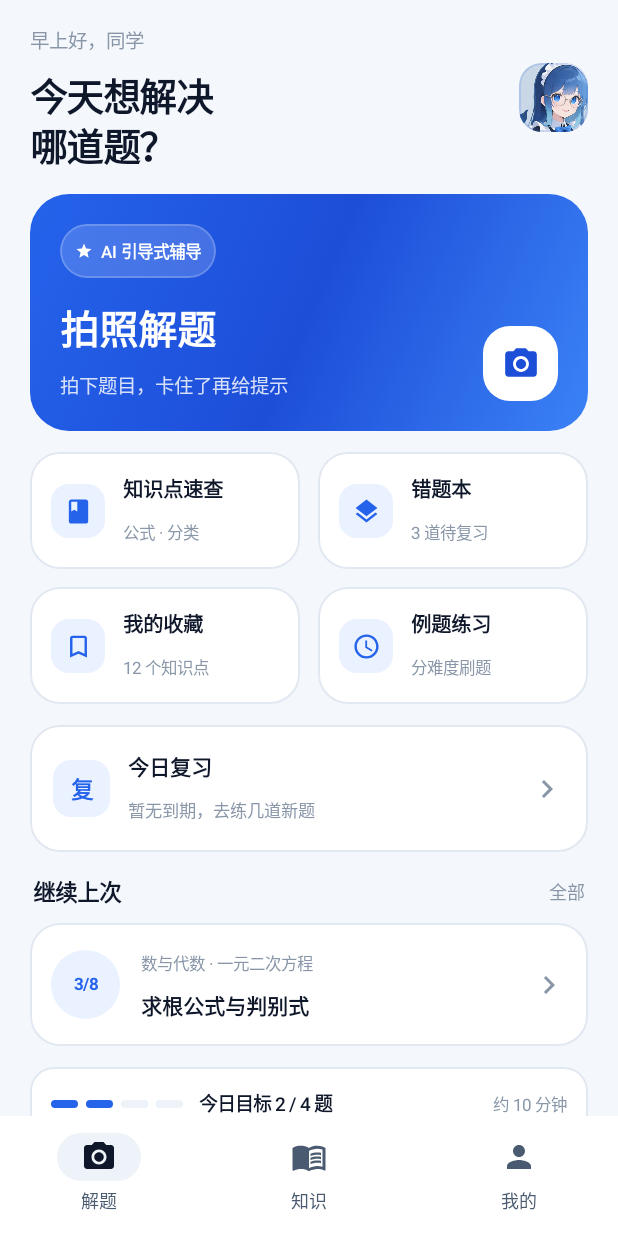
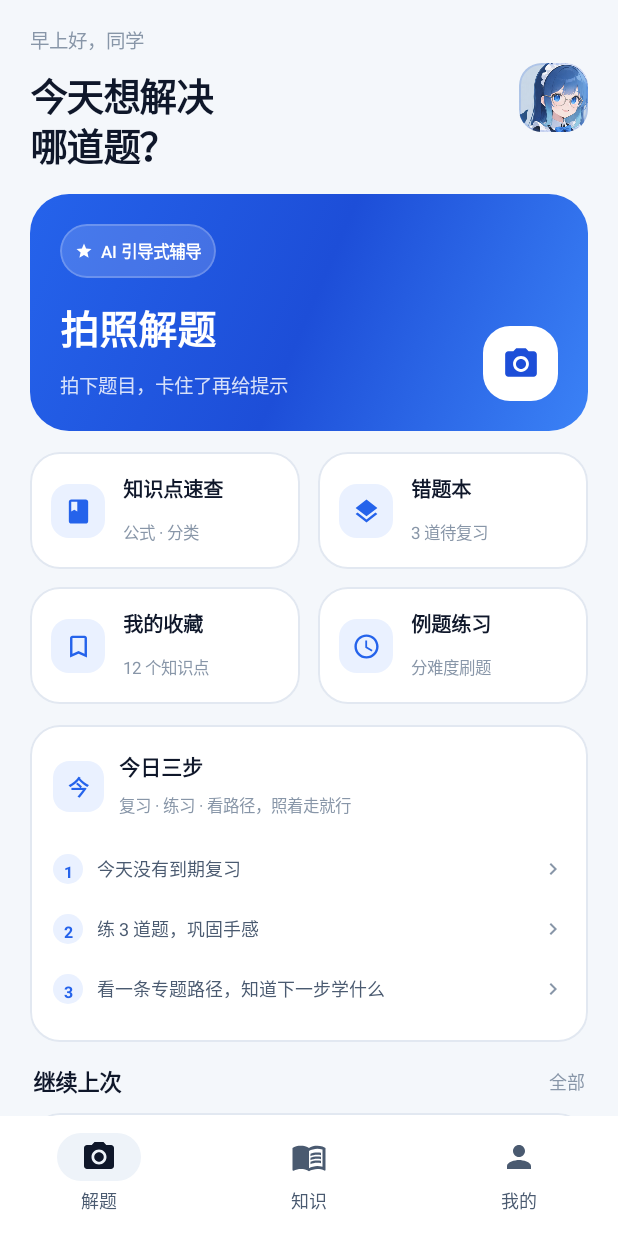
Before and after one commit to gankutsuoulz/math-knowledge-ai-agent-app, an Android app built with Jetpack Compose: the screen it shows after launch (MainActivity), on a phone screen of 412 x 824 dp. Run offline under Robolectric (Android 15) with nearby library versions, the phone set to English and light mode, and no system bars; our stand-ins replace Room's generated code.

Commit message:
release: v1.4.0 知识库重构（图谱/串联/掌握度/复习/路径/今日三步）

```diff
--- a/math-workspace/app/src/main/java/com/mathkatex/verify/MainActivity.kt
+++ b/math-workspace/app/src/main/java/com/mathkatex/verify/MainActivity.kt
@@ -51,6 +51,7 @@ import com.mathkatex.verify.screens.MineScreen
 import com.mathkatex.verify.screens.PhotoSolveScreen
 import com.mathkatex.verify.screens.RegionSelectScreen
 import com.mathkatex.verify.screens.PathsScreen
+import com.mathkatex.verify.screens.ReportScreen
 import com.mathkatex.verify.screens.ReviewScreen
 import com.mathkatex.verify.screens.PracticeScreen
 import com.mathkatex.verify.screens.SearchScreen
@@ -102,6 +103,7 @@ sealed class Screen(val route: String, val title: String) {
     object FormulaConvert : Screen("formula_convert", "拍照转公式")
     object Mine : Screen("mine", "我的")
     object Review : Screen("review", "今日复习")
+    object Report : Screen("report", "学习报告")
     object Paths : Screen("paths", "专题路径")
     object Settings : Screen("settings", "设置")
 }
--- a/math-workspace/app/src/main/java/com/mathkatex/verify/screens/HomeScreen.kt
+++ b/math-workspace/app/src/main/java/com/mathkatex/verify/screens/HomeScreen.kt
@@ -97,7 +97,14 @@ fun HomeScreen(navController: NavHostController) {
         item { HomeHeader(colors, hello) }
         item { PhotoSolveCta(colors) { navController.navigate(Screen.PhotoSolve.route) } }
         item { QuickGrid(colors, navController) }
-        item { ReviewHomeCard(colors) { navController.navigate(Screen.Review.route) } }
+        item {
+            TodayStepsCard(
+                colors = colors,
+                onReview = { navController.navigate(Screen.Review.route) },
+                onPractice = { navController.navigate(Screen.Practice.route) },
+                onPaths = { navController.navigate(Screen.Paths.route) },
+            )
+        }
         item { ContinueCard(colors) { navController.navigate(Screen.Paths.route) } }
         item { DailyStrip(colors) }
     }
@@ -364,3 +371,63 @@ private fun ReviewHomeCard(colors: AppColors, onClick: () -> Unit) {
         }
     }
 }
+
+
+@Composable
+private fun TodayStepsCard(
+    colors: AppColors,
+    onReview: () -> Unit,
+    onPractice: () -> Unit,
+    onPaths: () -> Unit,
+) {
+    val context = LocalContext.current
+    var due by remember { mutableStateOf(0) }
+    LaunchedEffect(Unit) {
+        LearningRepository.init(context)
+        due = LearningRepository.dueCount()
+    }
+    Card(
+        modifier = Modifier.fillMaxWidth(),
+        shape = RoundedCornerShape(20.dp),
+        colors = CardDefaults.cardColors(containerColor = colors.surface),
+        border = BorderStroke(1.dp, colors.line),
+        elevation = CardDefaults.cardElevation(defaultElevation = 0.dp),
+    ) {
+        Column(Modifier.padding(15.dp)) {
+            Row(verticalAlignment = Alignment.CenterVertically) {
+                Box(
+                    modifier = Modifier.size(34.dp).clip(RoundedCornerShape(11.dp)).background(colors.primarySoft),
+                    contentAlignment = Alignment.Center,
+                ) { Text("今", fontSize = 14.sp, color = colors.primary, fontWeight = FontWeight.Bold) }
+                Spacer(Modifier.width(10.dp))
+                Column(Modifier.weight(1f)) {
+                    Text("今日三步", fontSize = 14.sp, fontWeight = FontWeight.SemiBold, color = colors.text)
+                    Text(
+                        if (due > 0) "先复习 $due 个到期知识点，再练新题" else "复习 · 练习 · 看路径，照着走就行",
+                        fontSize = 11.sp, color = colors.text3,
+                    )
+                }
+            }
+            Spacer(Modifier.height(10.dp))
+            TodayStepRow("1", if (due > 0) "复习 $due 个到期知识点" else "今天没有到期复习", colors, onReview)
+            TodayStepRow("2", "练 3 道题，巩固手感", colors, onPractice)
+            TodayStepRow("3", "看一条专题路径，知道下一步学什么", colors, onPaths)
+        }
+    }
+}
+
+@Composable
+private fun TodayStepRow(no: String, text: String, colors: AppColors, onClick: () -> Unit) {
+    Row(
+        modifier = Modifier.fillMaxWidth().clickable { onClick() }.padding(vertical = 7.dp),
+        verticalAlignment = Alignment.CenterVertically,
+    ) {
+        Box(
+            modifier = Modifier.size(20.dp).clip(RoundedCornerShape(99.dp)).background(colors.primarySoft),
+            contentAlignment = Alignment.Center,
+        ) { Text(no, fontSize = 10.5.sp, color = colors.primary, fontWeight = FontWeight.Bold) }
+        Spacer(Modifier.width(9.dp))
+        Text(text, fontSize = 12.sp, color = colors.text2, modifier = Modifier.weight(1f))
+        Icon(Icons.Default.ChevronRight, contentDescription = null, tint = colors.text3, modifier = Modifier.size(16.dp))
+    }
+}
--- a/math-workspace/app/src/main/java/com/mathkatex/verify/screens/MineScreen.kt
+++ b/math-workspace/app/src/main/java/com/mathkatex/verify/screens/MineScreen.kt
@@ -110,7 +110,7 @@ fun MineScreen(navController: NavHostController) {
             Column {
                 MineRow(colors, MineEntry("我的收藏", Icons.Default.Favorite, Screen.Favorites.route), navController)
                 MineRow(colors, MineEntry("错题本", Icons.Default.Layers, Screen.WrongBook.route), navController)
-                MineRow(colors, MineEntry("学习记录", Icons.Default.Schedule, Screen.Favorites.route), navController)
+                MineRow(colors, MineEntry("学习记录", Icons.Default.Schedule, Screen.Report.route), navController)
                 MineRow(colors, MineEntry("设置", Icons.Default.Settings, Screen.Settings.route), navController, showDivider = false)
             }
         }
```
Also changed, not shown: math-workspace/app/src/main/java/com/mathkatex/verify/screens/ReportScreen.kt (added, +104 -0 lines), 3 other files.
